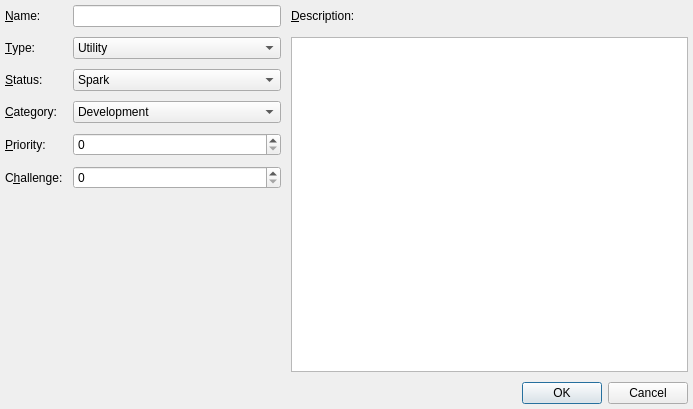
The window that forms/project_diag_new.ui (skriticos/nelia1) describes before a commit, drawn with Qt 5.
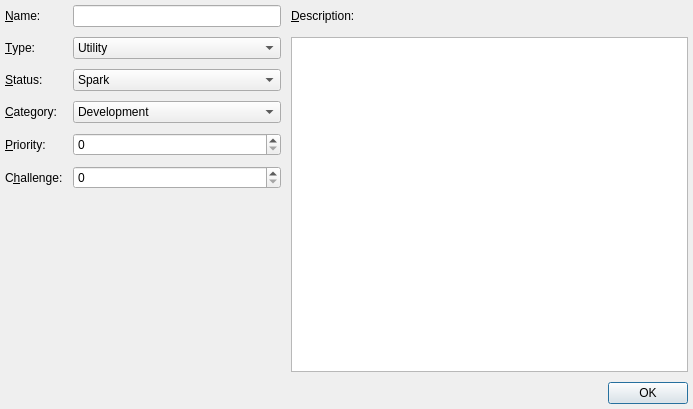
The same window after the commit.

Commit message:
dialogs: tab changes focus in textboxes
No more indenting with tab in the dialog boxes. Instead they nicely follow the
flow of the other controls, jumping to the next one.

Removed cancel option for dialog boxes (which messes with the tab order).
Dialogs can be  aborted with standard window controls or <esc>.

```diff
--- a/forms/project_diag_new.ui
+++ b/forms/project_diag_new.ui
@@ -340,7 +340,10 @@
       <enum>Qt::Horizontal</enum>
      </property>
      <property name="standardButtons">
-      <set>QDialogButtonBox::Cancel|QDialogButtonBox::Ok</set>
+      <set>QDialogButtonBox::Ok</set>
+     </property>
+     <property name="centerButtons">
+      <bool>false</bool>
      </property>
     </widget>
    </item>
```
Left out of the diff: 3 changed lines with no effect on the pictures. The commit also changes 3 other files.
